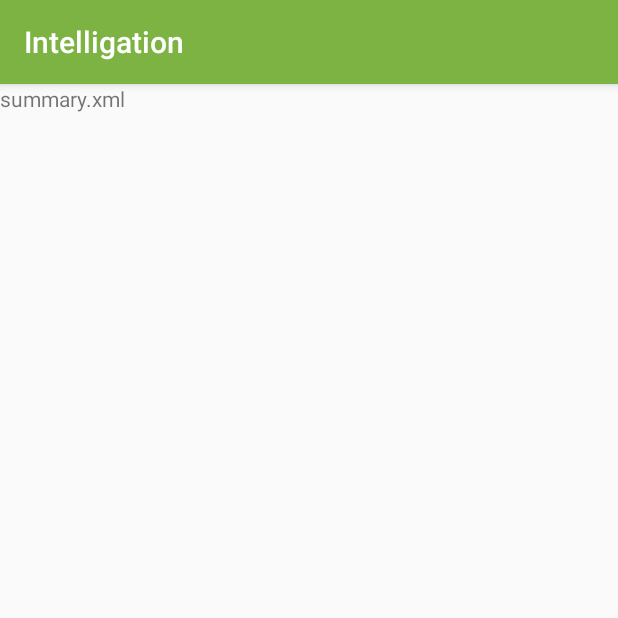
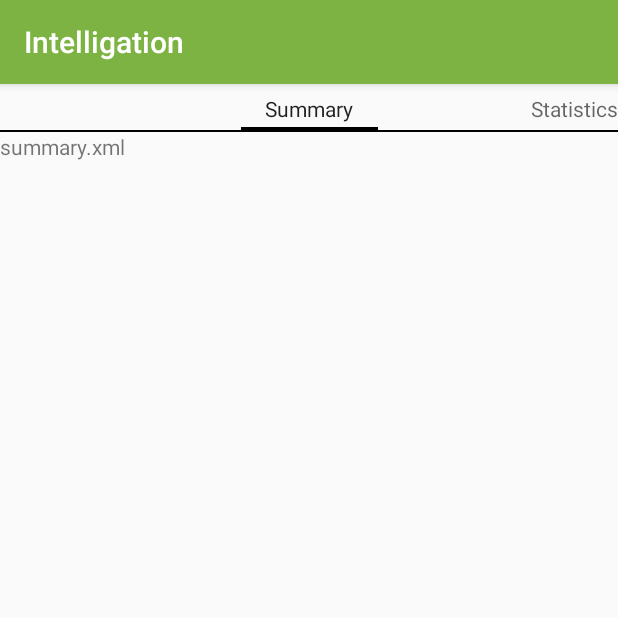
Before and after one commit to KidEinstein/intelligation-android, an Android app: the MainActivity screen opened directly, with no data from a screen before it, on a phone screen of 412 x 824 dp, the top half of it. Run offline under Robolectric (Android 15) with nearby library versions, the phone set to English and light mode, and no system bars.

Commit message:
Added sliding tabs

```diff
--- a/app/src/main/java/in/gotech/intelligation/MainActivity.java
+++ b/app/src/main/java/in/gotech/intelligation/MainActivity.java
@@ -14,6 +14,7 @@ import android.view.View;
 import android.view.ViewGroup;
 import android.support.v4.app.FragmentManager;
 import android.view.Window;
+import android.support.v4.view.PagerTabStrip;
 
 public class MainActivity extends AppCompatActivity {
 
@@ -32,33 +33,6 @@ public class MainActivity extends AppCompatActivity {
 
         mPager = (ViewPager) findViewById(R.id.pager);
         mPager.setAdapter(mAdapter);
-
-        // Specify that tabs should be displayed in the action bar.
-        final ActionBar actionBar = getActionBar();
-
-//        actionBar.setNavigationMode(ActionBar.NAVIGATION_MODE_TABS);
-
-        // Create a tab listener that is called when the user changes tabs.
-        ActionBar.TabListener tabListener = new ActionBar.TabListener() {
-
-            public void onTabSelected(ActionBar.Tab tab, FragmentTransaction ft) {
-                // When the tab is selected, switch to the
-                // corresponding page in the ViewPager.
-                mPager.setCurrentItem(tab.getPosition());
-            }
-
-            public void onTabUnselected(ActionBar.Tab tab, FragmentTransaction ft) {
-                // hide the given tab
-            }
-
-            public void onTabReselected(ActionBar.Tab tab, FragmentTransaction ft) {
-                // probably ignore this event
-            }
-        };
-//        actionBar.addTab(actionBar.newTab().setText("Summary").setTabListener(tabListener));
-//        actionBar.addTab(actionBar.newTab().setText("Statistics").setTabListener(tabListener));
-//        actionBar.addTab(actionBar.newTab().setText("Weather").setTabListener(tabListener));
-
 
 
     }
@@ -101,6 +75,19 @@ public class MainActivity extends AppCompatActivity {
             fragment.setArguments(args);
             return fragment;
         }
+
+        @Override
+        public CharSequence getPageTitle(int position) {
+            switch (position) {
+                case 0:
+                    return "Summary";
+                case 1:
+                    return "Statistics";
+                case 2:
+                    return "Weather";
+            }
+            return "";
+        }
     }
 
 
--- a/app/src/main/res/layout/activity_main.xml
+++ b/app/src/main/res/layout/activity_main.xml
@@ -1,4 +1,9 @@
 <android.support.v4.view.ViewPager xmlns:android="http://schemas.android.com/apk/res/android"
     android:id="@+id/pager"
     android:layout_width="match_parent"
-    android:layout_height="match_parent" />
+    android:layout_height="match_parent">
+
+    <android.support.v4.view.PagerTabStrip
+        android:layout_width="match_parent"
+        android:layout_height="wrap_content"></android.support.v4.view.PagerTabStrip>
+</android.support.v4.view.ViewPager>
```
